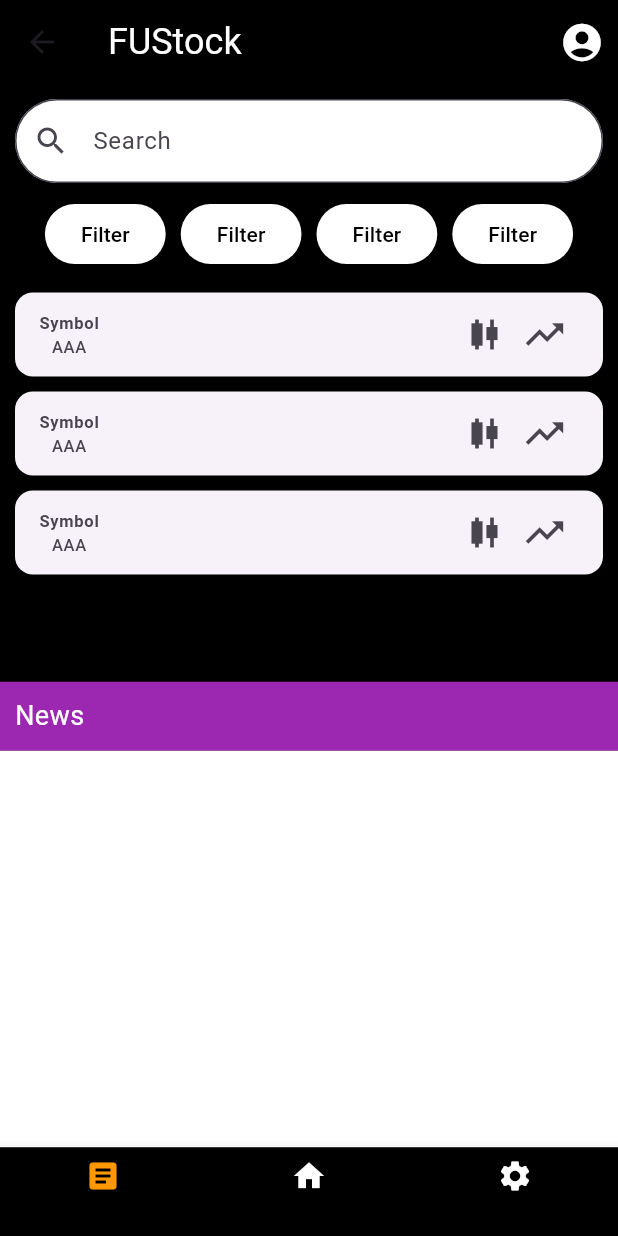
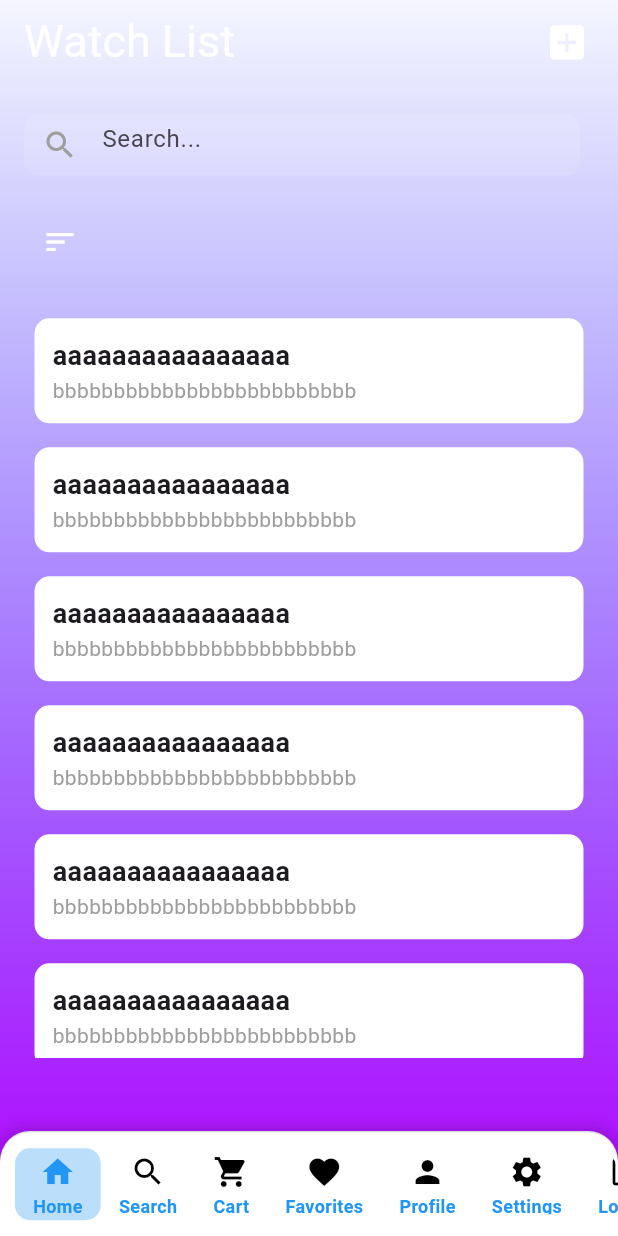
Before and after one commit to SWD392-StockMarket/SWD-Mobile, a Flutter app: the screen it shows after launch, on a phone screen of 412 x 824 dp. Run offline on Flutter 3.47's test engine with Material 3 defaults, Android fonts, the phone set to English and light mode, and no system bars; our stand-ins replace flutter_dotenv.

Commit message:
watchlist screen

```diff
--- /dev/null
+++ b/devtools_options.yaml
@@ -0,0 +1,3 @@
+description: This file stores settings for Dart & Flutter DevTools.
+documentation: https://docs.flutter.dev/tools/devtools/extensions#configure-extension-enablement-states
+extensions:
--- /dev/null
+++ b/lib/controllers/search_controller.dart
@@ -0,0 +1,16 @@
+import 'package:flutter/material.dart';
+
+class SearchControllerApp with ChangeNotifier {
+  final TextEditingController controller = TextEditingController();
+
+  void updateSearch(String value) {
+    print("Search: $value");
+    notifyListeners();
+  }
+
+  @override
+  void dispose() {
+    controller.dispose();
+    super.dispose();
+  }
+}
--- a/lib/main.dart
+++ b/lib/main.dart
@@ -1,9 +1,12 @@
 
 import 'package:flutter/material.dart';
+import 'package:provider/provider.dart';
+import 'package:source_code_mobile/screens/watchlist_screen.dart';
 import 'screens/home_screen.dart';
 import 'screens/login_screen.dart';
 import 'package:flutter_dotenv/flutter_dotenv.dart';
 import 'dart:io';
+import 'package:source_code_mobile/controllers/search_controller.dart';
 
 class MyHttpOverrides extends HttpOverrides {
   @override
@@ -17,8 +20,16 @@ void main() async {
   HttpOverrides.global = MyHttpOverrides();
   WidgetsFlutterBinding.ensureInitialized();
   await dotenv.load(fileName: ".env");
-  runApp(MyApp());
+  runApp(
+    MultiProvider(
+      providers: [
+        ChangeNotifierProvider(create: (context) => SearchControllerApp()),
+      ],
+      child: const MyApp(),
+    ),
+  );
 }
+
 class MyApp extends StatelessWidget {
   const MyApp({super.key});
 
@@ -27,9 +38,9 @@ class MyApp extends StatelessWidget {
     return MaterialApp(
       debugShowCheckedModeBanner: false,
       title: 'Flutter Named Routes',
-      initialRoute: '/home',  // Set the default route
+      initialRoute: '/',  // Set the default route
       routes: {
-        '/': (context) => const LoginScreen(),
+        '/': (context) => const WatchlistScreen(),
         '/home': (context) => const HomeScreen()
       },
     );
--- /dev/null
+++ b/lib/screens/watchlist_screen.dart
@@ -0,0 +1,93 @@
+import 'package:flutter/material.dart';
+import 'package:http/http.dart' as http;
+import 'dart:convert';
+import 'package:flutter_dotenv/flutter_dotenv.dart';
+import 'package:provider/provider.dart';
+import 'package:source_code_mobile/widgets/gradient_app_bar.dart';
+import '../widgets/gradient_container.dart';
+import '../widgets/search_bar.dart';
+import 'package:source_code_mobile/controllers/search_controller.dart';
+import '../widgets/expandable_button.dart';
+import '../widgets/custom_list.dart';
+import '../widgets/custom_entity.dart';
+import '../widgets/footer_menu.dart';
+
+class WatchlistScreen extends StatefulWidget{
+  const WatchlistScreen({super.key});
+
+  @override
+  State<WatchlistScreen> createState() => _WatchlistScreenState();
+}
+
+class _WatchlistScreenState extends State<WatchlistScreen>{
+
+  @override
+  Widget build(BuildContext context){
+    final List<Widget> sample = List.generate(50, (index) => CustomEntityWidget(title: 'aaaaaaaaaaaaaaaa', subtitle: 'bbbbbbbbbbbbbbbbbbbbbbbbb'));
+
+    final searchController = Provider.of<SearchControllerApp>(context, listen: false);
+
+    return GradientContainer(
+      scaffold: Scaffold(
+        appBar: const GradientAppBar(
+            title: 'Watch List',
+            icon: Icons.add_box,
+        ),
+        backgroundColor: Colors.transparent,
+        body: Column(
+          crossAxisAlignment: CrossAxisAlignment.start,
+          children: [
+            const SizedBox(height: 20),
+            Padding(
+              padding: const EdgeInsets.symmetric(horizontal: 16),
+              child: SearchBarWidget(
+                width: MediaQuery.of(context).size.width * 0.9,
+                height: MediaQuery.of(context).size.height * 0.05,
+                controller: searchController.controller,
+                onChanged: searchController.updateSearch,
+              ),
+            ),
+            const SizedBox(height: 20),
+            Padding(
+              padding: const EdgeInsets.symmetric(horizontal: 16),
+              child: ExpandableButton(
+                icon: const Icon(Icons.sort, color: Colors.white),
+                children: [
+                  ListTile(
+                    leading: Icon(Icons.home),
+                    title: Text("Home"),
+                    onTap: () {},
+                  ),
+                  ListTile(
+                    leading: Icon(Icons.settings),
+                    title: Text("Settings"),
+                    onTap: () {},
+                  ),
+                ],
+              ),
+            ),
+            const SizedBox(height: 20),
+            Padding(
+              padding: const EdgeInsets.symmetric(horizontal: 16),
+              child: SizedBox(
+                height: 500,
+                child: CustomEntityList(entities: sample),
+              ),
+            ),
+          ],
+        ),
+        bottomNavigationBar: ScrollableFooterMenu(buttons:
+        [
+          FooterButton(icon: Icons.home, label: "Home", onTap: () {}),
+          FooterButton(icon: Icons.search, label: "Search", onTap: () {}),
+          FooterButton(icon: Icons.shopping_cart, label: "Cart", onTap: () {}),
+          FooterButton(icon: Icons.favorite, label: "Favorites", onTap: () {}),
+          FooterButton(icon: Icons.person, label: "Profile", onTap: () {}),
+          FooterButton(icon: Icons.settings, label: "Settings", onTap: () {}),
+          FooterButton(icon: Icons.logout, label: "Logout", onTap: () {}),
+        ]
+        ),
+      ),
+    );
+  }
+}
--- /dev/null
+++ b/lib/widgets/custom_entity.dart
@@ -0,0 +1,35 @@
+import 'package:flutter/material.dart';
+
+class CustomEntityWidget extends StatelessWidget {
+  final String title;
+  final String subtitle;
+  final Color backgroundColor; // Add a background color property
+
+  const CustomEntityWidget({
+    super.key,
+    required this.title,
+    required this.subtitle,
+    this.backgroundColor = Colors.white, // Default background color
+  });
+
+  @override
+  Widget build(BuildContext context) {
+    return Padding(
+      padding: const EdgeInsets.all(7.0),
+      child: Container(
+        padding: const EdgeInsets.all(12.0), // Add padding inside the container
+        decoration: BoxDecoration(
+          color: backgroundColor, // Set background color
+          borderRadius: BorderRadius.circular(10), // Optional: rounded corners
+        ),
+        child: Column(
+          crossAxisAlignment: CrossAxisAlignment.start,
+          children: [
+            Text(title, style: const TextStyle(fontSize: 18, fontWeight: FontWeight.bold)),
+            Text(subtitle, style: const TextStyle(fontSize: 14, color: Colors.grey)),
+          ],
+        ),
+      ),
+    );
+  }
+}
--- /dev/null
+++ b/lib/widgets/custom_list.dart
@@ -0,0 +1,35 @@
+import 'package:flutter/material.dart';
+
+class CustomEntityList extends StatelessWidget {
+  final List<Widget> entities;
+
+  const CustomEntityList({super.key, required this.entities});
+
+  @override
+  Widget build(BuildContext context) {
+    if (entities.isEmpty) {
+      return const Center(
+        child: Text(
+          "Your list is empty, Please create one.",
+          style: TextStyle(fontSize: 16, color: Colors.white),
+        ),
+      );
+    }
+
+    return ListView.separated(
+      shrinkWrap: false, // Allows scrolling
+      physics: const BouncingScrollPhysics(), // Enables smooth scrolling
+      itemCount: entities.length,
+      itemBuilder: (context, index) {
+        return entities[index];
+      },
+      separatorBuilder: (context, index) {
+        return Container(
+          margin: const EdgeInsets.symmetric(horizontal: 16),
+          height: 2,
+          color: Colors.transparent,
+        );
+      },
+    );
+  }
+}
--- /dev/null
+++ b/lib/widgets/expandable_button.dart
@@ -0,0 +1,56 @@
+import 'package:flutter/material.dart';
+
+class ExpandableButton extends StatefulWidget {
+  final Icon icon;
+  final List<Widget> children;
+
+  const ExpandableButton({
+    super.key,
+    required this.icon,
+    required this.children,
+  });
+
+  @override
+  State<ExpandableButton> createState() => _ExpandableButtonState();
+}
+
+class _ExpandableButtonState extends State<ExpandableButton> {
+  bool isExpanded = false;
+
+  void toggleExpand() {
+    setState(() {
+      isExpanded = !isExpanded;
+    });
+  }
+
+  @override
+  Widget build(BuildContext context) {
+    return Row(
+      crossAxisAlignment: CrossAxisAlignment.center,
+      children: [
+        // Main button with icon
+        IconButton(
+          icon: widget.icon,
+          onPressed: toggleExpand,
+        ),
+
+        // Expandable content
+        AnimatedSize(
+          duration: const Duration(milliseconds: 300),
+          curve: Curves.easeInOut,
+          child: isExpanded
+              ? Wrap(
+            spacing: 8.0, // Space between items
+            children: widget.children.map((child) {
+              return SizedBox(
+                width: 120, // Limit width of each item
+                child: child,
+              );
+            }).toList(),
+          )
+              : const SizedBox.shrink(),
+        ),
+      ],
+    );
+  }
+}
--- /dev/null
+++ b/lib/widgets/footer_menu.dart
@@ -0,0 +1,148 @@
+import 'package:flutter/material.dart';
+import 'package:flutter/rendering.dart';
+
+class ScrollableFooterMenu extends StatefulWidget {
+  final List<FooterButton> buttons;
+
+  const ScrollableFooterMenu({super.key, required this.buttons});
+
+  @override
+  ScrollableFooterMenuState createState() => ScrollableFooterMenuState();
+}
+
+class ScrollableFooterMenuState extends State<ScrollableFooterMenu> {
+  int selectedIndex = 0;
+  bool isExpanded = true;
+
+  void expandFooter() {
+    setState(() {
+      isExpanded = true;
+    });
+  }
+
+  void shrinkFooter() {
+    Future.delayed(const Duration(seconds: 2), () {
+      if (mounted) {
+        setState(() {
+          isExpanded = false;
+        });
+      }
+    });
+  }
+
+  @override
+  Widget build(BuildContext context) {
+    return GestureDetector(
+      onTap: expandFooter,
+      onPanEnd: (_) => shrinkFooter(),
+      child: AnimatedContainer(
+        duration: const Duration(milliseconds: 300),
+        height: isExpanded ? 70 : 47,
+        padding: EdgeInsets.symmetric(vertical: isExpanded ? 8 : 4),
+        decoration: BoxDecoration(
+          color: Colors.white,
+          borderRadius: const BorderRadius.only(
+            topLeft: Radius.circular(20),
+            topRight: Radius.circular(20),
+          ),
+          border: Border(
+            top: BorderSide(color: Colors.grey.shade300, width: 1),
+          ),
+          boxShadow: [
+            BoxShadow(
+              color: Colors.black12,
+              blurRadius: 6,
+              spreadRadius: 2,
+              offset: const Offset(0, -2),
+            ),
+          ],
+        ),
+        child: ClipRRect(  // **Ensures content is clipped inside rounded border**
+          borderRadius: const BorderRadius.only(
+            topLeft: Radius.circular(20),
+            topRight: Radius.circular(20),
+          ),
+          child: NotificationListener<UserScrollNotification>(
+            onNotification: (notification) {
+              if (notification.direction == ScrollDirection.forward) {
+                expandFooter();
+              }
+              return true;
+            },
+            child: SingleChildScrollView(
+              scrollDirection: Axis.horizontal,
+              clipBehavior: Clip.hardEdge, // **Ensures clicks don't leak outside**
+              physics: const BouncingScrollPhysics(), // **Smooth scrolling effect**
+              child: Padding(
+                padding: const EdgeInsets.symmetric(horizontal: 10),
+                child: Row(
+                  mainAxisSize: MainAxisSize.min,
+                  children: List.generate(widget.buttons.length, (index) {
+                    bool isSelected = selectedIndex == index;
+                    return GestureDetector(
+                      onTap: () {
+                        setState(() {
+                          selectedIndex = index;
+                          expandFooter();
+                          widget.buttons[index].onTap();
+                        });
+                      },
+                      child: AnimatedContainer(
+                        duration: const Duration(milliseconds: 200),
+                        padding: EdgeInsets.symmetric(
+                          horizontal: isExpanded ? 12 : 14,
+                          vertical: isExpanded ? 4 : 2,
+                        ),
+                        decoration: BoxDecoration(
+                          color: isSelected ? Colors.blue.shade100 : Colors.transparent,
+                          borderRadius: BorderRadius.circular(10),
+                        ),
+                        child: Column(
+                          mainAxisSize: MainAxisSize.min,
+                          children: [
+                            Icon(
+                              widget.buttons[index].icon,
+                              size: isExpanded ? 24 : 22,
+                              color: isSelected ? Colors.blue : Colors.black,
+                            ),
+                            AnimatedSize(
+                              duration: const Duration(milliseconds: 200),
+                              child: isExpanded
+                                  ? Padding(
+                                padding: const EdgeInsets.only(top: 2),
+                                child: SizedBox(
+                                  height: 14,
+                                  child: Text(
+                                    widget.buttons[index].label,
+                                    style: const TextStyle(
+                                      color: Colors.blue,
+                                      fontSize: 12,
+                                      fontWeight: FontWeight.bold,
+                                    ),
+                                  ),
+                                ),
+                              )
+                                  : const SizedBox.shrink(),
+                            ),
+                          ],
+                        ),
+                      ),
+                    );
+                  }),
+                ),
+              ),
+            ),
+          ),
+        ),
+      ),
+    );
+  }
+}
+
+class FooterButton {
+  final IconData icon;
+  final String label;
+  final VoidCallback onTap;
+
+  FooterButton({required this.icon, required this.label, required this.onTap});
+}
--- /dev/null
+++ b/lib/widgets/gradient_app_bar.dart
@@ -0,0 +1,42 @@
+import 'package:flutter/material.dart';
+
+class GradientAppBar extends StatelessWidget implements PreferredSizeWidget {
+  final String title;
+  final IconData? icon;
+  final VoidCallback? onIconPressed;
+
+  const GradientAppBar({
+    super.key,
+    required this.title,
+    this.icon,
+    this.onIconPressed
+  });
+
+  @override
+  Widget build(BuildContext context) {
+    return AppBar(
+      title: Text(
+          title,
+          style: const TextStyle(color: Colors.white, fontSize: 30
+          )),
+      backgroundColor: Colors.transparent, // Important
+      elevation: 0, // Removes shadow
+      actions: icon != null
+          ? [
+            Padding(
+                padding: const EdgeInsets.only(right: 10),
+              child: Center(
+                child: IconButton(
+                    onPressed: onIconPressed ?? () {},
+                    icon: Icon(icon, color: Colors.white, size: 30)
+                ),
+              ),
+            )
+        ]
+      : null,
+    );
+  }
+
+  @override
+  Size get preferredSize => const Size.fromHeight(kToolbarHeight);
+}
--- /dev/null
+++ b/lib/widgets/gradient_container.dart
@@ -0,0 +1,25 @@
+import 'package:flutter/material.dart';
+
+class GradientContainer extends StatelessWidget {
+  final Widget scaffold;
+
+  const GradientContainer({super.key, required this.scaffold});
+
+  @override
+  Widget build(BuildContext context) {
+    return Container(
+      decoration: const BoxDecoration(
+        gradient: LinearGradient(
+          colors: [
+            Color(0x0A0015FA), // 4% opacity
+            Color(0xFFB700FF),
+          ],
+          stops: [0.0, 1.0], // 0% and 100%
+          begin: Alignment.topCenter,
+          end: Alignment.bottomCenter,
+        ),
+      ),
+      child: scaffold,
+    );
+  }
+}
--- /dev/null
+++ b/lib/widgets/search_bar.dart
@@ -0,0 +1,41 @@
+import 'package:flutter/material.dart';
+
+class SearchBarWidget extends StatelessWidget {
+  final double width;
+  final String hintText;
+  final double height;
+  final TextEditingController controller;
+  final ValueChanged<String>? onChanged;
+
+  const SearchBarWidget({
+    super.key,
+    required this.width,
+    required this.height,
+    this.hintText = "Search...",
+    required this.controller,
+    this.onChanged,
+  });
+
+  @override
+  Widget build(BuildContext context) {
+    return SizedBox(
+      width: width, // Customizable width
+      height: height,
+      child: TextField(
+        controller: controller,
+        onChanged: onChanged,
+        decoration: InputDecoration(
+          prefixIcon: const Icon(Icons.search, color: Colors.grey),
+          hintText: hintText,
+          filled: true,
+          fillColor: Colors.white.withOpacity(0.1),
+          border: OutlineInputBorder(
+            borderRadius: BorderRadius.circular(10),
+            borderSide: BorderSide.none,
+          ),
+        ),
+        style: const TextStyle(color: Colors.white),
+      ),
+    );
+  }
+}
--- a/pubspec.yaml
+++ b/pubspec.yaml
@@ -36,6 +36,7 @@ dependencies:
   cupertino_icons: ^1.0.8
   http: ^1.3.0
   flutter_dotenv: ^5.2.1
+  provider: ^6.1.2
 
 dev_dependencies:
   flutter_test:
```
Also changed, not shown: pubspec.lock.
